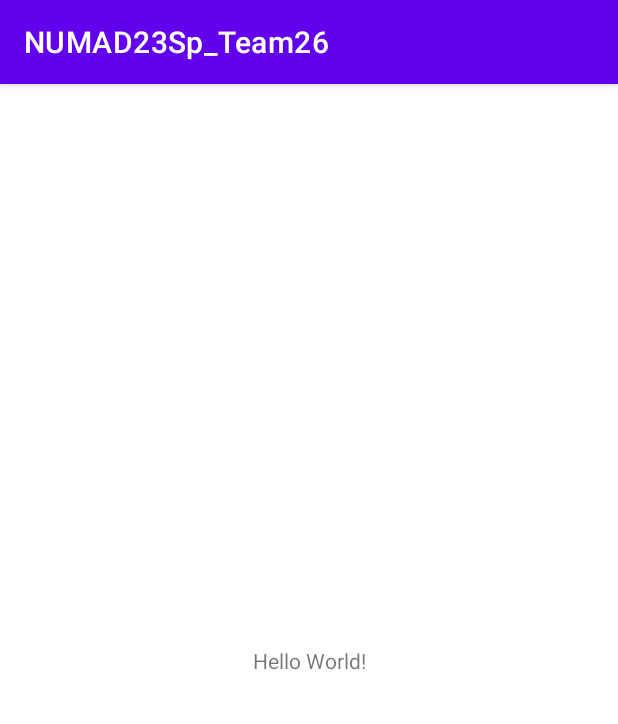
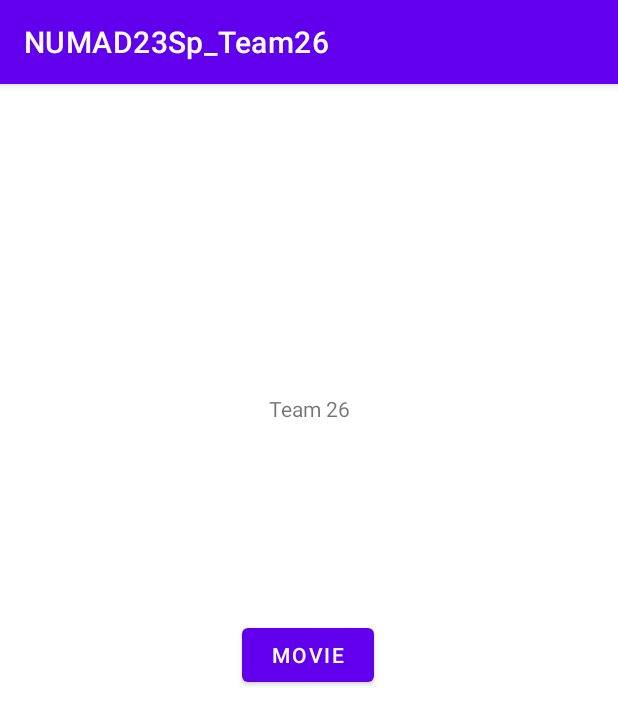
Before and after one commit to TylerPoff/pixel-pop, an Android app: the screen it shows after launch (MainActivity), on a phone screen of 412 x 824 dp. Shown: the top 724 px of the screen. Run offline under Robolectric (Android 15) with nearby library versions, the phone set to English and light mode, and no system bars.

Commit message:
-Create Movie Button -"Hello World" to "Team 26"

```diff
--- a/app/src/main/AndroidManifest.xml
+++ b/app/src/main/AndroidManifest.xml
@@ -12,6 +12,9 @@
         android:theme="@style/Theme.NUMAD23Sp_Team26"
         tools:targetApi="31">
         <activity
+            android:name=".MovieActivity"
+            android:exported="false" />
+        <activity
             android:name=".MainActivity"
             android:exported="true">
             <intent-filter>
--- a/app/src/main/java/edu/northeastern/numad23sp_team26/MainActivity.java
+++ b/app/src/main/java/edu/northeastern/numad23sp_team26/MainActivity.java
@@ -2,7 +2,9 @@ package edu.northeastern.numad23sp_team26;
 
 import androidx.appcompat.app.AppCompatActivity;
 
+import android.content.Intent;
 import android.os.Bundle;
+import android.widget.Button;
 
 public class MainActivity extends AppCompatActivity {
 
@@ -10,6 +12,11 @@ public class MainActivity extends AppCompatActivity {
     protected void onCreate(Bundle savedInstanceState) {
         super.onCreate(savedInstanceState);
         setContentView(R.layout.activity_main);
+        Button btnMovie = findViewById(R.id.btnMovie);
+        btnMovie.setOnClickListener(v -> openActivityMovie());
     }
-
+    public void openActivityMovie() {
+        Intent intentAboutMe = new Intent(this, MovieActivity.class);
+        startActivity(intentAboutMe);
+    }
 }
--- a/app/src/main/res/layout/activity_main.xml
+++ b/app/src/main/res/layout/activity_main.xml
@@ -7,12 +7,26 @@
     tools:context=".MainActivity">
 
     <TextView
+        android:id="@+id/teamTV"
         android:layout_width="wrap_content"
         android:layout_height="wrap_content"
-        android:text="Hello World!"
+        android:text="Team 26"
         app:layout_constraintBottom_toBottomOf="parent"
         app:layout_constraintEnd_toEndOf="parent"
         app:layout_constraintStart_toStartOf="parent"
-        app:layout_constraintTop_toTopOf="parent" />
+        app:layout_constraintTop_toTopOf="parent"
+        app:layout_constraintVertical_bias="0.276" />
+
+    <Button
+        android:id="@+id/btnMovie"
+        android:layout_width="wrap_content"
+        android:layout_height="wrap_content"
+        android:text="Movie"
+        app:layout_constraintBottom_toBottomOf="parent"
+        app:layout_constraintEnd_toEndOf="parent"
+        app:layout_constraintHorizontal_bias="0.498"
+        app:layout_constraintStart_toStartOf="parent"
+        app:layout_constraintTop_toBottomOf="@+id/teamTV"
+        app:layout_constraintVertical_bias="0.264" />
 
 </androidx.constraintlayout.widget.ConstraintLayout>
```
Also changed, not shown: app/src/main/java/edu/northeastern/numad23sp_team26/MovieActivity.java (added, +14 -0 lines), app/src/main/res/layout/activity_movie.xml (added, +9 -0 lines).
